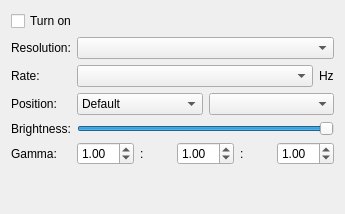
First picture: the form in lxqt-config-monitor/monitorwidget.ui, repository lxqt/lxqt-config, before the edit.
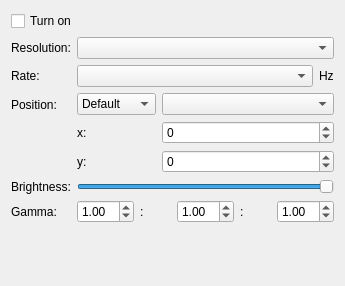
Second picture: the form after the edit.

What changed in the file:
```diff
--- a/lxqt-config-monitor/monitorwidget.ui
+++ b/lxqt-config-monitor/monitorwidget.ui
@@ -7,7 +7,7 @@
     <x>0</x>
     <y>0</y>
     <width>345</width>
-    <height>214</height>
+    <height>286</height>
    </rect>
   </property>
   <property name="windowTitle">
@@ -69,8 +69,8 @@
     </widget>
    </item>
    <item row="3" column="1">
-    <layout class="QHBoxLayout" name="horizontalLayout">
-     <item>
+    <layout class="QFormLayout" name="formLayout_2">
+     <item row="0" column="0">
       <widget class="QComboBox" name="positionCombo">
        <item>
         <property name="text">
@@ -99,9 +99,43 @@
        </item>
       </widget>
      </item>
-     <item>
+     <item row="0" column="1">
       <widget class="QComboBox" name="relativeToOutputCombo"/>
      </item>
+     <item row="2" column="0">
+      <widget class="QLabel" name="yPosLabel">
+       <property name="text">
+        <string>y:</string>
+       </property>
+      </widget>
+     </item>
+     <item row="2" column="1">
+      <widget class="QSpinBox" name="yPosSpinBox">
+       <property name="minimum">
+        <number>-10000000</number>
+       </property>
+       <property name="maximum">
+        <number>10000000</number>
+       </property>
+      </widget>
+     </item>
+     <item row="1" column="0">
+      <widget class="QLabel" name="xPosLabel">
+       <property name="text">
+        <string>x:</string>
+       </property>
+      </widget>
+     </item>
+     <item row="1" column="1">
+      <widget class="QSpinBox" name="xPosSpinBox">
+       <property name="minimum">
+        <number>-10000000</number>
+       </property>
+       <property name="maximum">
+        <number>10000000</number>
+       </property>
+      </widget>
+     </item>
     </layout>
    </item>
    <item row="4" column="0">
```
